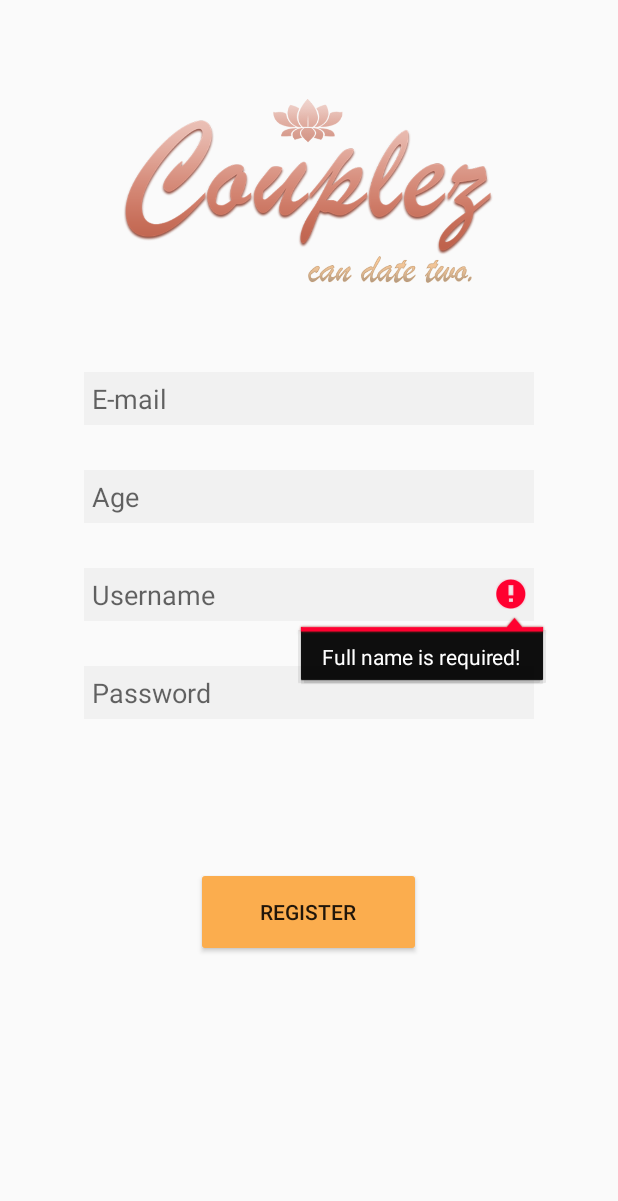
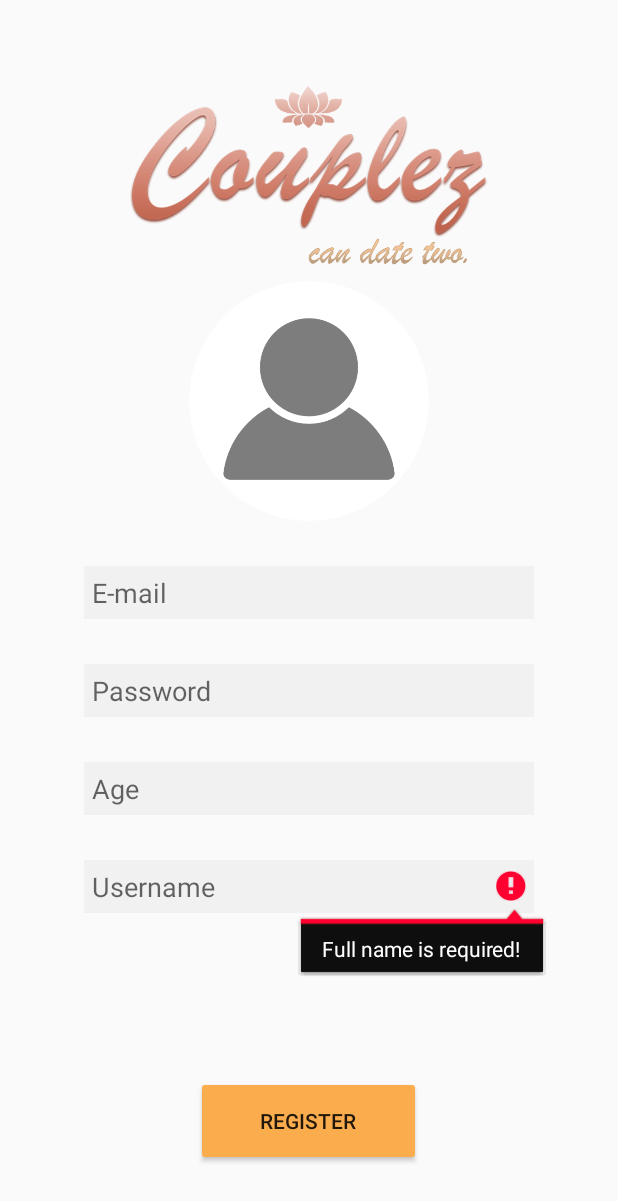
Before and after one commit to nativproject/Couplez, an Android app: the RegisterActivity screen opened directly, with no data from a screen before it, after a tap on "REGISTER", on a phone screen of 412 x 824 dp. Shown: the top 1201 px of the screen. Run offline under Robolectric (Android 15) with nearby library versions, the phone set to English and light mode, and no system bars; our stand-ins replace Firebase (no records; nobody signed in at launch, a user with empty details on screens opened directly).

Commit message:
done with images

```diff
--- a/app/build.gradle
+++ b/app/build.gradle
@@ -35,6 +35,7 @@ dependencies {
     implementation 'androidx.constraintlayout:constraintlayout:2.0.4'
     implementation 'com.google.firebase:firebase-auth:19.2.0'
     implementation 'com.google.firebase:firebase-database:19.6.0'
+    implementation 'com.google.firebase:firebase-storage:19.2.1'
     testImplementation 'junit:junit:4.+'
     androidTestImplementation 'androidx.test.ext:junit:1.1.2'
     androidTestImplementation 'androidx.test.espresso:espresso-core:3.3.0'
--- a/app/src/main/java/com/example/couplez/RegisterActivity.java
+++ b/app/src/main/java/com/example/couplez/RegisterActivity.java
@@ -1,23 +1,33 @@
 package com.example.couplez;
 
 import androidx.annotation.NonNull;
+import androidx.annotation.Nullable;
 import androidx.appcompat.app.AppCompatActivity;
 
+import android.app.Activity;
 import android.content.Intent;
+import android.net.Uri;
 import android.os.Bundle;
+import android.provider.MediaStore;
 import android.util.Log;
 import android.util.Patterns;
 import android.view.View;
 import android.widget.Button;
 import android.widget.EditText;
+import android.widget.ImageView;
 import android.widget.ProgressBar;
 import android.widget.Toast;
 
 import com.google.android.gms.tasks.OnCompleteListener;
+import com.google.android.gms.tasks.OnFailureListener;
+import com.google.android.gms.tasks.OnSuccessListener;
 import com.google.android.gms.tasks.Task;
 import com.google.firebase.auth.AuthResult;
 import com.google.firebase.auth.FirebaseAuth;
 import com.google.firebase.database.FirebaseDatabase;
+import com.google.firebase.storage.FirebaseStorage;
+import com.google.firebase.storage.StorageReference;
+import com.google.firebase.storage.UploadTask;
 
 public class RegisterActivity extends AppCompatActivity implements View.OnClickListener {
 
@@ -25,6 +35,10 @@ public class RegisterActivity extends AppCompatActivity implements View.OnClickL
     private Button register;
     private FirebaseAuth m_auth;
     private ProgressBar progress_bar;
+    private ImageView profile_img;
+    private StorageReference storage;
+    private Uri image_uri;
+    private boolean img_uploaded = false;
 
     @Override
     protected void onCreate(Bundle savedInstanceState) {
@@ -33,6 +47,7 @@ public class RegisterActivity extends AppCompatActivity implements View.OnClickL
         find_views();
         init_views();
         m_auth = FirebaseAuth.getInstance();
+        storage = FirebaseStorage.getInstance().getReference();
         progress_bar.bringToFront();
     }
 
@@ -43,9 +58,11 @@ public class RegisterActivity extends AppCompatActivity implements View.OnClickL
         edit_password = (EditText) findViewById(R.id.password);
         register = (Button) findViewById(R.id.register);
         progress_bar = (ProgressBar) findViewById(R.id.register_progress_bar);
+        profile_img = (ImageView) findViewById(R.id.profile_img);
     }
 
     private void init_views() {
+        profile_img.setOnClickListener(this);
         register.setOnClickListener(this);
     }
 
@@ -55,12 +72,48 @@ public class RegisterActivity extends AppCompatActivity implements View.OnClickL
             case R.id.register:
                 register_user();
                 break;
+            case R.id.profile_img:
+                set_profile_img();
+                img_uploaded = true;
+                break;
             default:
                 break;
         }
     }
 
-    private void register_user() {
+    public void set_profile_img() {
+        //open gallery
+        Intent open_gallery = new Intent(Intent.ACTION_PICK, MediaStore.Images.Media.EXTERNAL_CONTENT_URI);
+        startActivityForResult(open_gallery, 200);
+    }
+
+    @Override
+    protected void onActivityResult(int requestCode, int resultCode, @Nullable Intent data) {
+        super.onActivityResult(requestCode, resultCode, data);
+        if (requestCode == 200) {
+            if (resultCode == Activity.RESULT_OK) {
+                image_uri = data.getData();
+                profile_img.setImageURI(image_uri);
+            }
+        }
+    }
+
+    public void upload_img_to_firebase(Uri image_uri, String uid) {
+        StorageReference file_ref = storage.child(uid + ".jpg");
+        file_ref.putFile(image_uri).addOnSuccessListener(new OnSuccessListener<UploadTask.TaskSnapshot>() {
+            @Override
+            public void onSuccess(UploadTask.TaskSnapshot taskSnapshot) {
+                Toast.makeText(RegisterActivity.this, "Image uploaded successfully!", Toast.LENGTH_LONG).show();
+            }
+        }).addOnFailureListener(new OnFailureListener() {
+            @Override
+            public void onFailure(@NonNull Exception e) {
+                Toast.makeText(RegisterActivity.this, "Failed to load image! Please try again!", Toast.LENGTH_LONG).show();
+            }
+        });
+    }
+
+    public void register_user() {
         String email = edit_email.getText().toString().trim();
         String age = edit_age.getText().toString().trim();
         String username = edit_username.getText().toString().trim();
@@ -99,6 +152,11 @@ public class RegisterActivity extends AppCompatActivity implements View.OnClickL
             return;
         }
 
+        if (!img_uploaded) {
+            Toast.makeText(RegisterActivity.this, "Please select your profile picture!", Toast.LENGTH_LONG).show();
+            return;
+        }
+
         progress_bar.setVisibility(View.VISIBLE);
         m_auth.createUserWithEmailAndPassword(email, password)
                 .addOnCompleteListener(new OnCompleteListener<AuthResult>() {
@@ -113,6 +171,7 @@ public class RegisterActivity extends AppCompatActivity implements View.OnClickL
                                 public void onComplete(@NonNull Task<Void> task) {
                                     if (task.isSuccessful()) {
                                         Toast.makeText(RegisterActivity.this, "User has been registered successfully!", Toast.LENGTH_LONG).show();
+                                        upload_img_to_firebase(image_uri, FirebaseAuth.getInstance().getCurrentUser().getUid());
                                         finishAffinity();
                                         startActivity(new Intent(RegisterActivity.this, MainActivity.class));
 
--- a/app/src/main/res/layout/activity_register.xml
+++ b/app/src/main/res/layout/activity_register.xml
@@ -10,19 +10,41 @@
 
     <RelativeLayout
         android:layout_width="match_parent"
-        android:layout_height="220dp">
+        android:layout_height="200dp">
 
         <ImageView
-            android:layout_width="250dp"
-            android:layout_height="150dp"
+            android:layout_width="match_parent"
+            android:layout_height="120dp"
+            android:layout_alignParentBottom="true"
             android:layout_centerInParent="true"
             android:src="@drawable/logo" />
     </RelativeLayout>
 
+    <RelativeLayout
+        android:layout_width="match_parent"
+        android:layout_height="170dp">
+
+        <androidx.cardview.widget.CardView
+            android:layout_width="160dp"
+            android:layout_height="match_parent"
+            android:layout_alignParentTop="true"
+            android:layout_centerInParent="true"
+            android:layout_marginTop="10dp"
+            app:cardCornerRadius="100dp"
+            app:cardElevation="0dp">
+
+            <ImageView
+                android:id="@+id/profile_img"
+                android:layout_width="wrap_content"
+                android:layout_height="match_parent"
+                android:layout_centerInParent="true"
+                android:src="@drawable/profile" />
+        </androidx.cardview.widget.CardView>
+    </RelativeLayout>
 
     <RelativeLayout
         android:layout_width="match_parent"
-        android:layout_height="340dp">
+        android:layout_height="300dp">
 
         <ProgressBar
             android:id="@+id/register_progress_bar"
@@ -38,17 +60,29 @@
             android:layout_width="300dp"
             android:layout_height="wrap_content"
             android:layout_centerHorizontal="true"
-            android:layout_marginTop="10dp"
+            android:layout_marginTop="30dp"
             android:background="#F1F1F1"
             android:hint="E-mail"
             android:inputType="textEmailAddress"
             android:padding="5dp" />
 
         <EditText
+            android:id="@+id/password"
+            android:layout_width="300dp"
+            android:layout_height="wrap_content"
+            android:layout_below="@id/email"
+            android:layout_centerHorizontal="true"
+            android:layout_marginTop="30dp"
+            android:background="#F1F1F1"
+            android:hint="Password"
+            android:inputType="textPassword"
+            android:padding="5dp" />
+
+        <EditText
             android:id="@+id/age"
             android:layout_width="300dp"
             android:layout_height="wrap_content"
-            android:layout_below="@id/email"
+            android:layout_below="@id/password"
             android:layout_centerHorizontal="true"
             android:layout_marginTop="30dp"
             android:background="#F1F1F1"
@@ -65,32 +99,21 @@
             android:layout_marginTop="30dp"
             android:background="#F1F1F1"
             android:hint="Username"
+            android:inputType="text"
             android:padding="5dp" />
 
-        <EditText
-            android:id="@+id/password"
-            android:layout_width="300dp"
-            android:layout_height="wrap_content"
-            android:layout_below="@id/username"
-            android:layout_centerHorizontal="true"
-            android:layout_marginTop="30dp"
-            android:background="#F1F1F1"
-            android:hint="Password"
-            android:inputType="textPassword"
-            android:padding="5dp" />
 
     </RelativeLayout>
 
     <RelativeLayout
         android:layout_width="match_parent"
-        android:layout_height="228dp">
+        android:layout_height="200dp">
 
         <Button
             android:id="@+id/register"
             android:layout_width="150dp"
             android:layout_height="60dp"
-            android:layout_alignParentTop="true"
-            android:layout_centerHorizontal="true"
+            android:layout_centerInParent="true"
             android:backgroundTint="#FBAD4E"
             android:text="Register" />
 
```
Also changed, not shown: app/src/main/java/com/example/couplez/SwipeActivity.java (+49 -15 lines), app/src/main/res/layout/activity_swipe.xml (+4 -4 lines), app/src/main/res/drawable-v24/profile.png (added).
